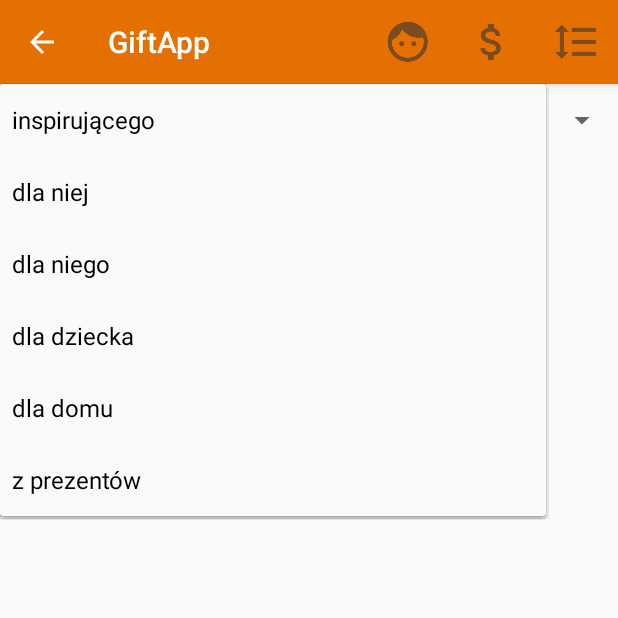
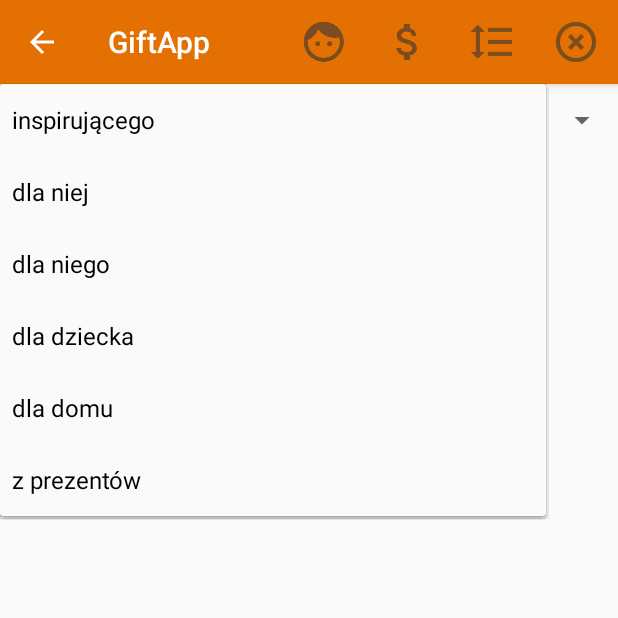
Before and after one commit to niezocha/wwa-team10, an Android app: the screen it shows after launch (MainActivity), after a tap on "inspirującego", on a phone screen of 412 x 824 dp, the top half of it. Run offline under Robolectric (Android 15) with nearby library versions, the phone set to English and light mode, and no system bars; our stand-ins replace ButterKnife, RxJava; network calls fail; 1 other tap on this screen came first.

Commit message:
wybór tagów, sortów i ceny

```diff
--- a/app/src/main/res/menu/main_menu.xml
+++ b/app/src/main/res/menu/main_menu.xml
@@ -17,10 +17,17 @@
         />
 
     <item
-        android:id="@+id/search_listing"
+        android:id="@+id/search_sorting"
         android:title="listing"
         android:icon="@drawable/ic_search_listing"
         app:showAsAction="always"
         />
 
+    <item
+        android:id="@+id/search_clear"
+        android:title="listing"
+        android:icon="@drawable/ic_clear"
+        app:showAsAction="always"
+        />
+
 </menu>
```
Also changed, not shown: app/src/main/java/com/github/braincode17/giftapp/MainActivity.java (+74 -11 lines), app/src/main/res/drawable-hdpi/ic_clear.png (added), app/src/main/res/drawable-mdpi/ic_clear.png (added), app/src/main/res/drawable-xhdpi/ic_clear.png (added), app/src/main/res/drawable-xxhdpi/ic_clear.png (added).
